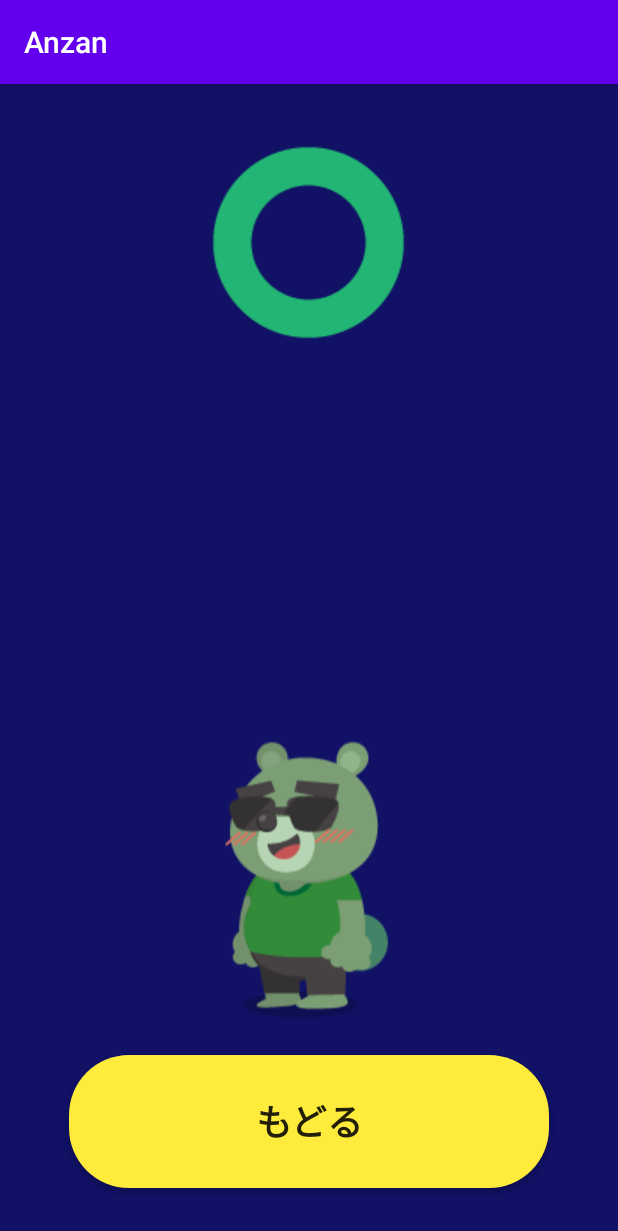
After one commit to Aogon/Anzan, an Android app: the AnswerActivity screen opened directly, with no data from a screen before it, on a phone screen of 412 x 824 dp. The commit adds this screen. Shown: the top 1231 px of the screen. Run offline under Robolectric (Android 15) with nearby library versions, the phone set to English and light mode, and no system bars.

Commit message:
add answer function

```diff
--- a/app/src/main/AndroidManifest.xml
+++ b/app/src/main/AndroidManifest.xml
@@ -9,6 +9,7 @@
         android:roundIcon="@mipmap/ic_launcher_round"
         android:supportsRtl="true"
         android:theme="@style/AppTheme">
+        <activity android:name=".AnswerActivity"></activity>
         <activity android:name=".MainActivity">
             <intent-filter>
                 <action android:name="android.intent.action.MAIN" />
--- /dev/null
+++ b/app/src/main/java/app/sakai/tororoimo/anzan/AnswerActivity.kt
@@ -0,0 +1,35 @@
+package app.sakai.tororoimo.anzan
+
+import android.content.Intent
+import androidx.appcompat.app.AppCompatActivity
+import android.os.Bundle
+import kotlinx.android.synthetic.main.activity_answer.*
+
+class AnswerActivity : AppCompatActivity() {
+
+    override fun onCreate(savedInstanceState: Bundle?) {
+        super.onCreate(savedInstanceState)
+        setContentView(R.layout.activity_answer)
+
+        val displayQuestion = intent.getStringExtra("question")
+        val yourAnswer = intent.getStringExtra("answer")
+        val correctAnswer = intent.getStringExtra("correct")
+
+        questionText.text = displayQuestion
+        yourAnswerText.text = yourAnswer
+
+        if (yourAnswer == correctAnswer) {
+            markImage.setImageResource(R.drawable.correct_image)
+            randyImage.setImageResource(R.drawable.randy_happy_image)
+        } else {
+            markImage.setImageResource(R.drawable.miss_image)
+            randyImage.setImageResource(R.drawable.randy_sad_image)
+        }
+
+        backButton.setOnClickListener {
+            val questionPage = Intent(this, MainActivity::class.java)
+            startActivity(questionPage)
+            finish()
+        }
+    }
+}
--- a/app/src/main/java/app/sakai/tororoimo/anzan/MainActivity.kt
+++ b/app/src/main/java/app/sakai/tororoimo/anzan/MainActivity.kt
@@ -1,12 +1,49 @@
 package app.sakai.tororoimo.anzan
 
+import android.content.Intent
 import androidx.appcompat.app.AppCompatActivity
 import android.os.Bundle
+import kotlinx.android.synthetic.main.activity_main.*
+import kotlin.random.Random
 
 class MainActivity : AppCompatActivity() {
 
     override fun onCreate(savedInstanceState: Bundle?) {
         super.onCreate(savedInstanceState)
         setContentView(R.layout.activity_main)
+
+        val randomNumber1 = Random.nextInt(1000)
+        val randomNumber2 = Random.nextInt(1000)
+
+        number1Text.text = randomNumber1.toString()
+        number2Text.text = randomNumber2.toString()
+
+        val randomOperator = Random.nextInt(2)
+        var operatorText = ""
+        var correctAnswer = 0
+
+        if (randomOperator == 0) {
+            operatorText = " + "
+            signText.text = operatorText
+            correctAnswer = randomNumber1 + randomNumber2
+        } else {
+            operatorText = " - "
+            signText.text = operatorText
+            correctAnswer = randomNumber1 - randomNumber2
+        }
+
+
+        checkButton.setOnClickListener {
+            val yourAnswer = inputText.text.toString()
+            if (yourAnswer.isNotEmpty()) {
+                val answerPage = Intent(this, AnswerActivity::class.java)
+                val questionText = randomNumber1.toString() + operatorText + randomNumber2.toString() + " ="
+                answerPage.putExtra("question", questionText)
+                answerPage.putExtra("answer", yourAnswer)
+                answerPage.putExtra("correct", correctAnswer.toString())
+                startActivity(answerPage)
+                finish()
+            }
+        }
     }
 }
--- /dev/null
+++ b/app/src/main/res/drawable/background_rounded_courners.xml
@@ -0,0 +1,10 @@
+<?xml version="1.0" encoding="utf-8"?>
+<selector xmlns:android="http://schemas.android.com/apk/res/android">
+    <item>
+        <shape android:shape="rectangle">
+            <solid android:color="#FFEB3B" />
+            <corners android:radius="40dp" />
+            <corners android:radius="40dp" />
+        </shape>
+    </item>
+</selector>
--- /dev/null
+++ b/app/src/main/res/layout/activity_answer.xml
@@ -0,0 +1,58 @@
+<?xml version="1.0" encoding="utf-8"?>
+<LinearLayout xmlns:android="http://schemas.android.com/apk/res/android"
+    xmlns:app="http://schemas.android.com/apk/res-auto"
+    xmlns:tools="http://schemas.android.com/tools"
+    android:layout_width="match_parent"
+    android:layout_height="match_parent"
+    android:background="#111166"
+    android:gravity="center"
+    android:orientation="vertical"
+    tools:context=".AnswerActivity">
+
+    <ImageView
+        android:id="@+id/markImage"
+        android:layout_width="wrap_content"
+        android:layout_height="wrap_content"
+        android:layout_weight="1"
+        android:padding="24dp"
+        app:srcCompat="@drawable/correct_image" />
+
+    <TextView
+        android:id="@+id/questionText"
+        android:layout_width="wrap_content"
+        android:layout_height="wrap_content"
+        android:fontFamily="sans-serif-black"
+        android:text="0"
+        android:textColor="#9B9B9B"
+        android:textSize="32sp" />
+
+    <TextView
+        android:id="@+id/yourAnswerText"
+        android:layout_width="wrap_content"
+        android:layout_height="wrap_content"
+        android:layout_marginTop="8dp"
+        android:layout_weight="1"
+        android:fontFamily="sans-serif-black"
+        android:paddingBottom="32dp"
+        android:text="0"
+        android:textColor="#FFFFFF"
+        android:textSize="64sp" />
+
+    <ImageView
+        android:id="@+id/randyImage"
+        android:layout_width="wrap_content"
+        android:layout_height="wrap_content"
+        android:layout_weight="1"
+        app:srcCompat="@drawable/randy_happy_image" />
+
+    <Button
+        android:id="@+id/backButton"
+        android:layout_width="320dp"
+        android:layout_height="56dp"
+        android:layout_marginBottom="32dp"
+        android:layout_weight="1"
+        android:background="@drawable/background_rounded_courners"
+        android:fontFamily="sans-serif-black"
+        android:text="もどる"
+        android:textSize="24sp" />
+</LinearLayout>
```
